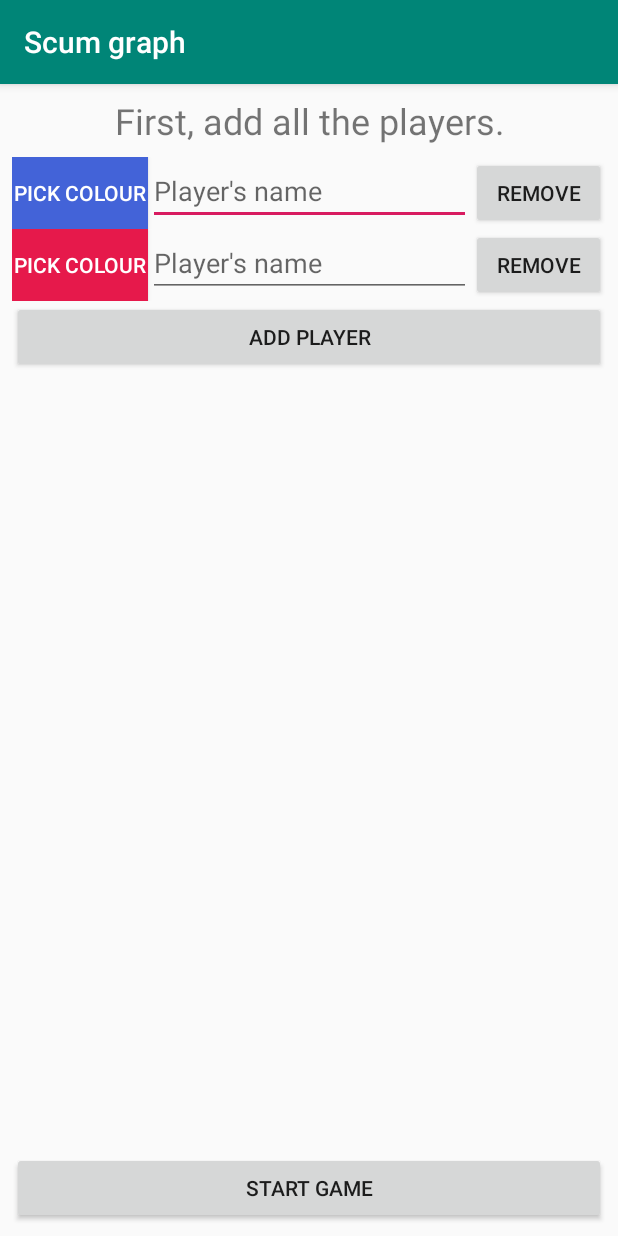
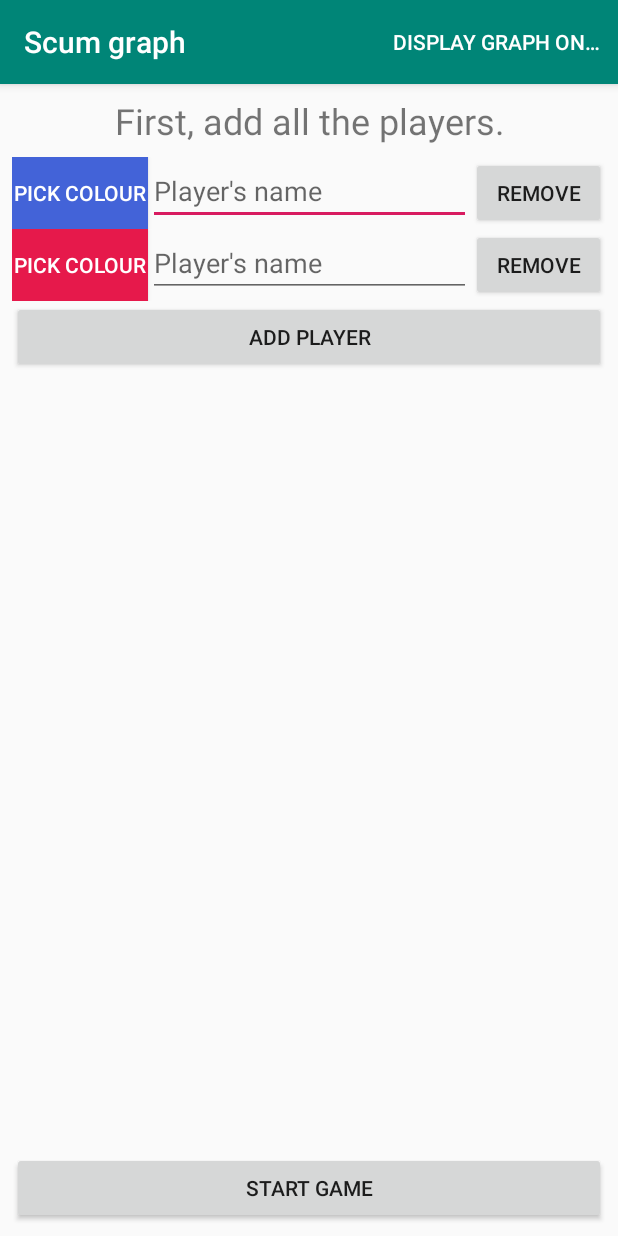
Before and after one commit to olliechick/scumgraph, an Android app: the screen it shows after launch (MainActivity), on a phone screen of 412 x 824 dp. Run offline under Robolectric (Android 15) with nearby library versions, the phone set to English and light mode, and no system bars; libraries missing offline, so code that uses them is left out: com.google.android.gms, petrov.kristiyan.colorpicker; 2 statements that could not run were skipped.

Commit message:
Add cast capability

```diff
--- a/app/src/main/java/nz/co/olliechick/scumgraph/MainActivity.kt
+++ b/app/src/main/java/nz/co/olliechick/scumgraph/MainActivity.kt
@@ -3,12 +3,15 @@ package nz.co.olliechick.scumgraph
 import android.annotation.SuppressLint
 import android.content.Intent
 import android.os.Bundle
+import android.view.Menu
 import android.view.View
 import android.widget.ArrayAdapter
 import androidx.appcompat.app.AlertDialog
 import androidx.appcompat.app.AppCompatActivity
 import androidx.recyclerview.widget.LinearLayoutManager
 import androidx.recyclerview.widget.RecyclerView
+import com.google.android.gms.cast.framework.CastButtonFactory
+import com.google.android.gms.cast.framework.CastContext
 import com.google.gson.Gson
 import kotlinx.android.synthetic.main.start_game_dialog.view.*
 import nz.co.olliechick.scumgraph.util.ColourOption
@@ -27,6 +30,7 @@ class MainActivity : AppCompatActivity() {
         Player("", colourOptionToInt(ColourOption.BLUE)),
         Player("", colourOptionToInt(ColourOption.RED))
     )
+    private var castContext: CastContext? = null
 
     override fun onCreate(savedInstanceState: Bundle?) {
         super.onCreate(savedInstanceState)
@@ -42,8 +46,20 @@ class MainActivity : AppCompatActivity() {
 
             layoutManager = viewManager
             adapter = viewAdapter
+        }
 
-        }
+        castContext = CastContext.getSharedInstance(this)
+    }
+
+    override fun onCreateOptionsMenu(menu: Menu?): Boolean {
+        super.onCreateOptionsMenu(menu)
+        menuInflater.inflate(R.menu.gamemenu, menu)
+        CastButtonFactory.setUpMediaRouteButton(
+            applicationContext,
+            menu,
+            R.id.media_route_menu_item
+        )
+        return true
     }
 
     @SuppressLint("InflateParams")
--- /dev/null
+++ b/app/src/main/res/menu/gamemenu.xml
@@ -0,0 +1,11 @@
+<?xml version="1.0" encoding="utf-8"?>
+<menu xmlns:android="http://schemas.android.com/apk/res/android"
+    xmlns:app="http://schemas.android.com/apk/res-auto">
+
+    <item
+        android:id="@+id/media_route_menu_item"
+        android:title="@string/mead_route_menu_title"
+        app:actionProviderClass="androidx.mediarouter.app.MediaRouteActionProvider"
+        app:showAsAction="ifRoom" />
+
+</menu>
--- a/app/src/main/res/values/strings.xml
+++ b/app/src/main/res/values/strings.xml
@@ -1,5 +1,6 @@
 <resources>
     <string name="app_name">Scum graph</string>
+    <string name="app_id">724A3E63</string> <!-- from cast.google.com/publish (sample app: 4F8B3483) -->
     <string name="remove">Remove</string>
     <string name="players_name">Player\'s name</string>
     <string name="add_player">Add player</string>
@@ -15,4 +16,5 @@
     <string name="scum">scum</string>
     <string name="president">president</string>
     <string name="vice">vice</string>
+    <string name="mead_route_menu_title">Display graph on…</string>
 </resources>
--- a/build.gradle
+++ b/build.gradle
@@ -1,14 +1,14 @@
 // Top-level build file where you can add configuration options common to all sub-projects/modules.
 
 buildscript {
-    ext.kotlin_version = '1.3.50'
+    ext.kotlin_version = '1.3.72'
     repositories {
         google()
         jcenter()
 
     }
     dependencies {
-        classpath 'com.android.tools.build:gradle:3.5.3'
+        classpath 'com.android.tools.build:gradle:3.6.3'
         classpath "org.jetbrains.kotlin:kotlin-gradle-plugin:$kotlin_version"
         // NOTE: Do not place your application dependencies here; they belong
         // in the individual module build.gradle files
```
Also changed, not shown: app/build.gradle (+5 -3 lines), app/src/main/AndroidManifest.xml (+9 -2 lines), app/src/main/java/nz/co/olliechick/scumgraph/CastOptionsProvider.kt (added, +18 -0 lines), app/src/main/java/nz/co/olliechick/scumgraph/GameActivity.kt (+17 -0 lines), gradle/wrapper/gradle-wrapper.properties, 1 other file.
